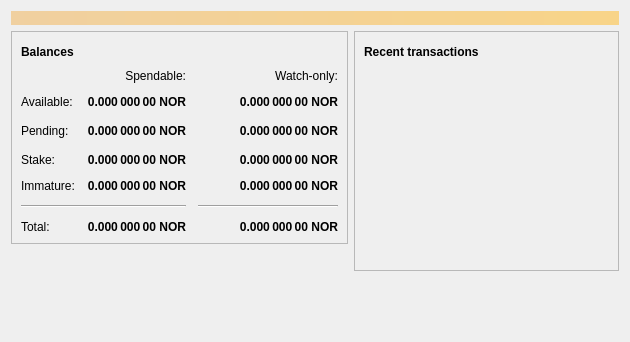
Old version of the form src/qt/forms/overviewpage.ui in the repository noirofficial/new-noir.
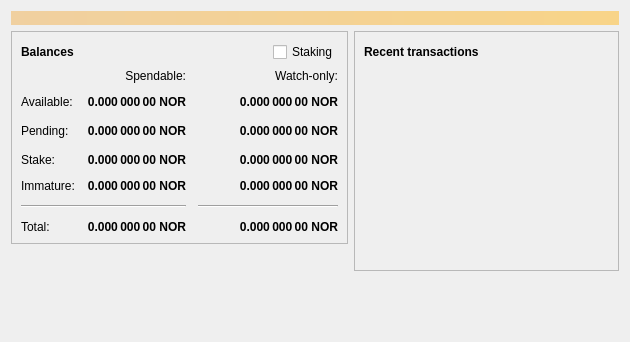
New version of the form. Icons and pictures are not drawn.

Commit message: PoS: add option to activate and deactivate staking via GUI

The edit to the form file:
```diff
--- a/src/qt/forms/overviewpage.ui
+++ b/src/qt/forms/overviewpage.ui
@@ -107,6 +107,13 @@
               </property>
              </spacer>
             </item>
+            <item>
+             <widget class="QCheckBox" name="checkStake">
+              <property name="text">
+               <string>Staking</string>
+              </property>
+             </widget>
+            </item>
            </layout>
           </item>
           <item>
```
The commit also changes 3 other files.
